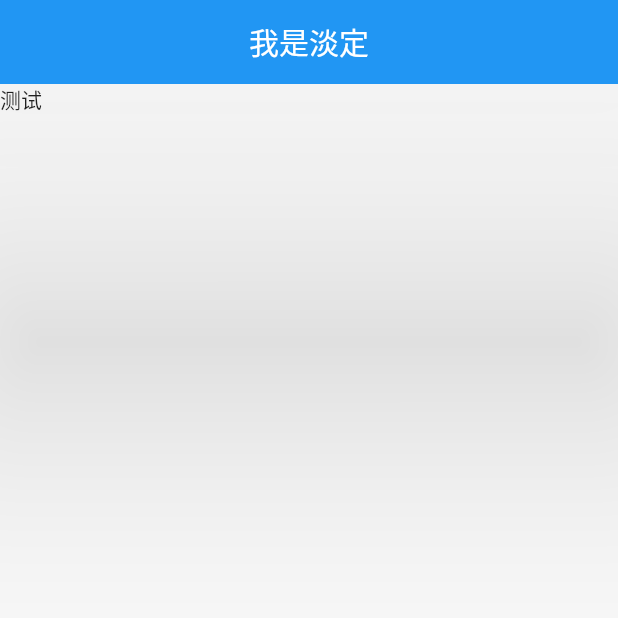
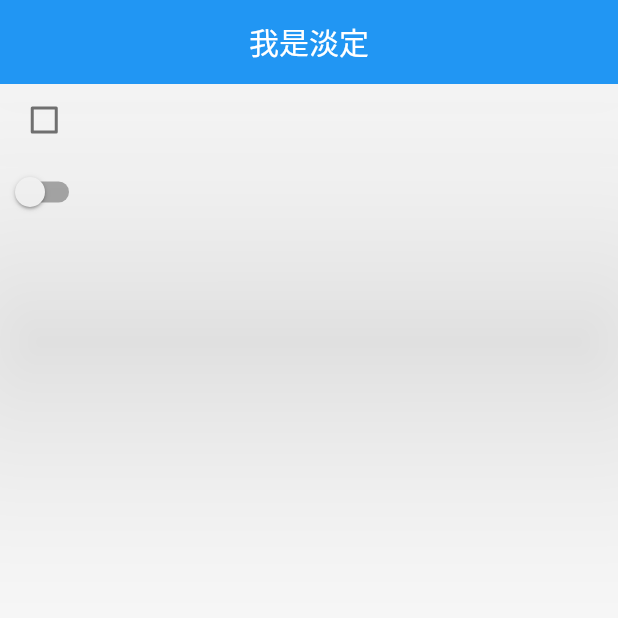
Before and after one commit to tangchunwei/flutter_learn, a Flutter app: the screen it shows after launch, on a phone screen of 412 x 824 dp, the top half of it. Run offline on Flutter 3.47's test engine with Material 2 defaults, Android fonts, the phone set to English and light mode, and no system bars.

Commit message:
#CheckSwitch

```diff
--- a/lib/main.dart
+++ b/lib/main.dart
@@ -1,6 +1,6 @@
 import 'package:flutter/material.dart';
 
-import 'widgets/text.dart';
+import 'widgets/checked.dart';
 
 main() {
   runApp(const MyApp());
@@ -21,7 +21,7 @@ class HomePage extends StatelessWidget {
     return Scaffold(
       appBar: AppBar(
           title: const Text("我是淡定"), centerTitle: true, elevation: 100.0),
-      body: const TextDemo(),
+      body: const CheckDemo(),
     );
   }
 }
--- /dev/null
+++ b/lib/widgets/checked.dart
@@ -0,0 +1,34 @@
+import 'package:flutter/material.dart';
+
+class CheckDemo extends StatefulWidget {
+  const CheckDemo({Key? key}) : super(key: key);
+
+  @override
+  _CheckDemoState createState() => _CheckDemoState();
+}
+
+class _CheckDemoState extends State<CheckDemo> {
+  bool _check = false;
+  bool _switch = false;
+  @override
+  Widget build(BuildContext context) {
+    return Column(
+      children: [
+        Checkbox(
+            value: _check,
+            onChanged: (v) {
+              setState(() {
+                _check = v!;
+              });
+            }),
+        Switch(
+            value: _switch,
+            onChanged: (v) {
+              setState(() {
+                _switch = v;
+              });
+            })
+      ],
+    );
+  }
+}
```
